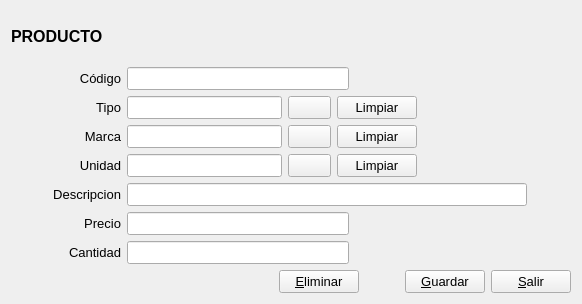
Old version of the form Facturacion/productoformtransaction.ui in the repository radtek/manager.
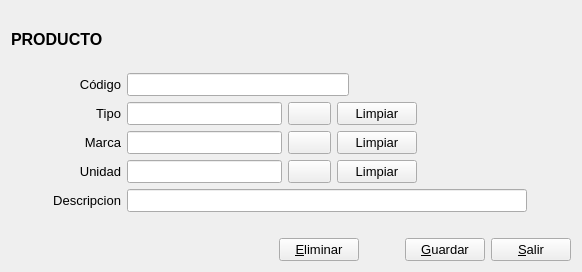
New version of the form. Icons and pictures are not drawn. Custom widgets are drawn as their Qt base class.

The edit to the form file:
```diff
--- a/Facturacion/productoformtransaction.ui
+++ b/Facturacion/productoformtransaction.ui
@@ -7,7 +7,7 @@
     <x>0</x>
     <y>0</y>
     <width>582</width>
-    <height>304</height>
+    <height>272</height>
    </rect>
   </property>
   <property name="minimumSize">
@@ -492,83 +492,8 @@
      </item>
     </layout>
    </item>
-   <item>
-    <layout class="QHBoxLayout" name="horizontalLayout_2">
-     <item>
-      <widget class="QLabel" name="label_precio">
-       <property name="minimumSize">
-        <size>
-         <width>110</width>
-         <height>0</height>
-        </size>
-       </property>
-       <property name="maximumSize">
-        <size>
-         <width>110</width>
-         <height>16777215</height>
-        </size>
-       </property>
-       <property name="text">
-        <string>Precio</string>
-       </property>
-       <property name="alignment">
-        <set>Qt::AlignRight|Qt::AlignTrailing|Qt::AlignVCenter</set>
-       </property>
-      </widget>
-     </item>
-     <item>
-      <widget class="LineEdit" name="lineEdit_precio">
-       <property name="alignment">
-        <set>Qt::AlignRight|Qt::AlignTrailing|Qt::AlignVCenter</set>
-       </property>
-      </widget>
-     </item>
-     <item>
-      <spacer name="horizontalSpacer_2">
-       <property name="orientation">
-        <enum>Qt::Horizontal</enum>
-       </property>
-       <property name="sizeHint" stdset="0">
-        <size>
-         <width>40</width>
-         <height>20</height>
-        </size>
-       </property>
-      </spacer>
-     </item>
-    </layout>
-   </item>
    <item>
     <layout class="QHBoxLayout" name="horizontalLayout_3">
-     <item>
-      <widget class="QLabel" name="label_cantidad">
-       <property name="minimumSize">
-        <size>
-         <width>110</width>
-         <height>0</height>
-        </size>
-       </property>
-       <property name="maximumSize">
-        <size>
-         <width>110</width>
-         <height>16777215</height>
-        </size>
-       </property>
-       <property name="text">
-        <string>Cantidad</string>
-       </property>
-       <property name="alignment">
-        <set>Qt::AlignRight|Qt::AlignTrailing|Qt::AlignVCenter</set>
-       </property>
-      </widget>
-     </item>
-     <item>
-      <widget class="LineEdit" name="lineEdit_cantidad">
-       <property name="alignment">
-        <set>Qt::AlignRight|Qt::AlignTrailing|Qt::AlignVCenter</set>
-       </property>
-      </widget>
-     </item>
      <item>
       <spacer name="horizontalSpacer_3">
        <property name="orientation">
@@ -688,13 +613,6 @@
    </item>
   </layout>
  </widget>
- <customwidgets>
-  <customwidget>
-   <class>LineEdit</class>
-   <extends>QLineEdit</extends>
-   <header location="global">lineedit.h</header>
-  </customwidget>
- </customwidgets>
  <tabstops>
   <tabstop>lineEdit_codigo</tabstop>
   <tabstop>lineEdit_tipo</tabstop>
```
Left out of the diff: 2 changed lines with no effect on the pictures.
